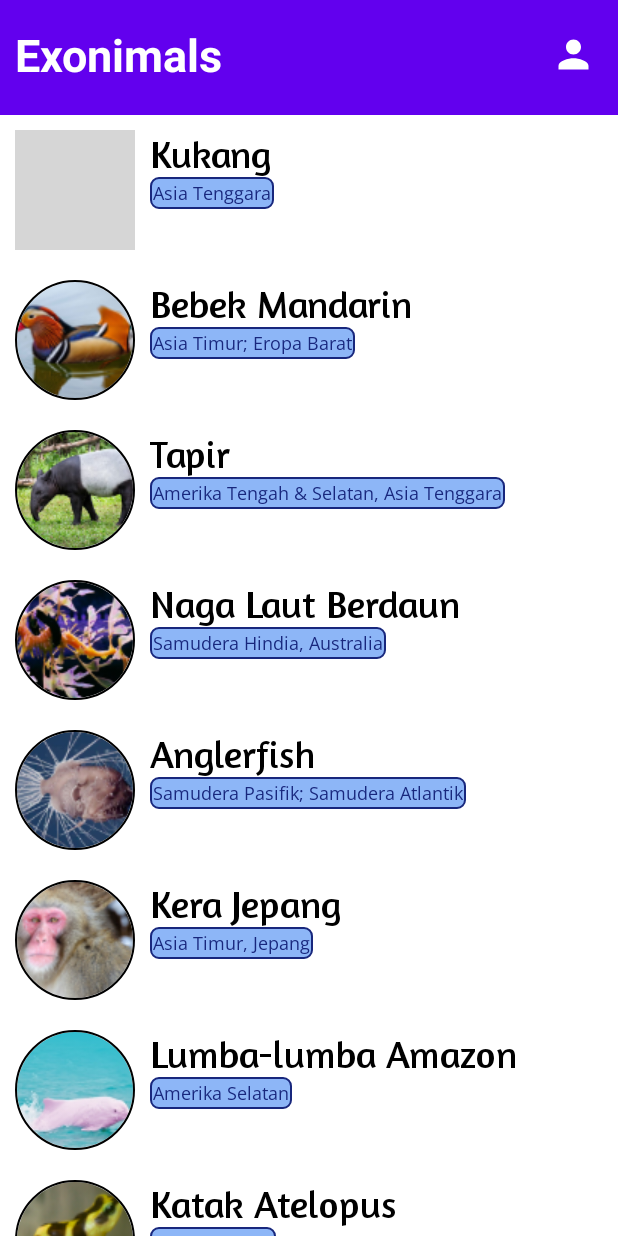
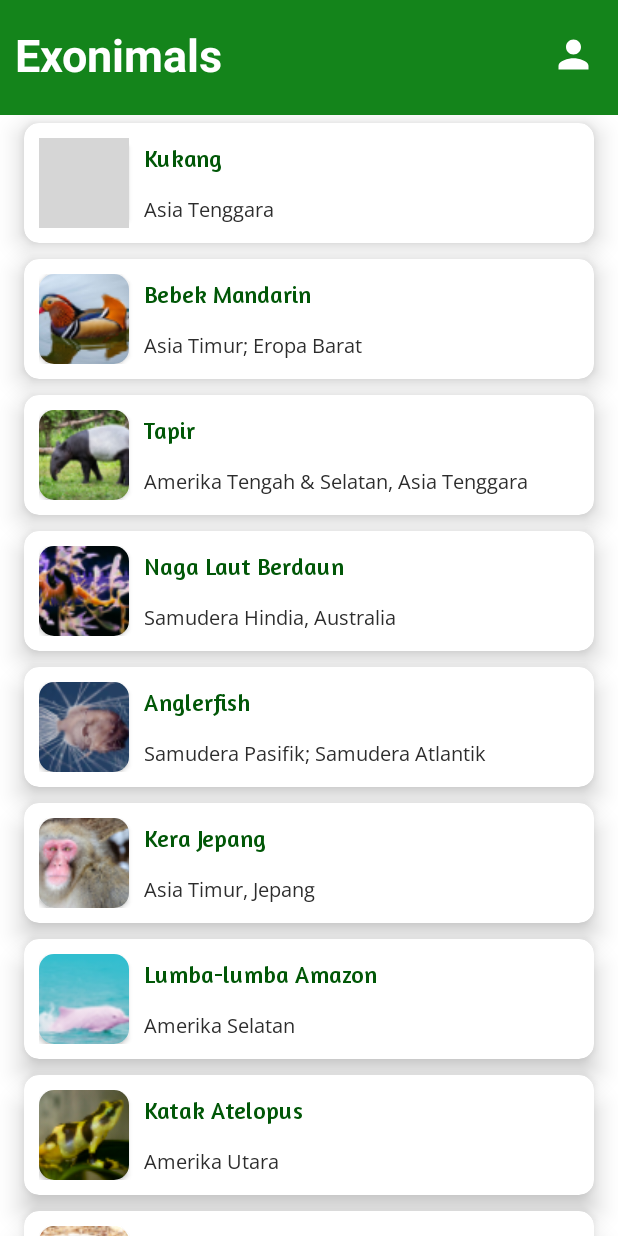
Before and after one commit to bayun2445/Exonimals, an Android app: the screen it shows after launch (MainActivity), on a phone screen of 412 x 824 dp. Run offline under Robolectric (Android 15) with nearby library versions, the phone set to English and light mode, and no system bars; our stand-ins replace Picasso; grey boxes are pictures that could not be loaded.

Commit message:
updated recycler view template & color scheme

```diff
--- a/app/build.gradle
+++ b/app/build.gradle
@@ -9,7 +9,7 @@ android {
 
     defaultConfig {
         applicationId "com.example.exonimals"
-        minSdk 27
+        minSdk 29
         targetSdk 32
         versionCode 1
         versionName "1.0"
--- a/app/src/main/res/drawable/bg_action_bar.xml
+++ b/app/src/main/res/drawable/bg_action_bar.xml
@@ -1,4 +1,4 @@
 <?xml version="1.0" encoding="utf-8"?>
 <shape xmlns:android="http://schemas.android.com/apk/res/android">
-    <solid android:color="@color/design_default_color_primary"/>
+    <solid android:color="@color/green_primary"/>
 </shape>
--- a/app/src/main/res/layout/item_list_animals.xml
+++ b/app/src/main/res/layout/item_list_animals.xml
@@ -1,43 +1,68 @@
 <?xml version="1.0" encoding="utf-8"?>
-<RelativeLayout xmlns:android="http://schemas.android.com/apk/res/android"
+<androidx.cardview.widget.CardView xmlns:android="http://schemas.android.com/apk/res/android"
+    xmlns:tools="http://schemas.android.com/tools"
     android:layout_width="match_parent"
-    android:layout_height="wrap_content"
+    android:layout_height="80dp"
+    app:contentPadding="10dp"
+    app:cardCornerRadius="10dp"
+    app:cardElevation="10dp"
+    android:layout_marginHorizontal="16dp"
+    android:layout_marginVertical="5dp"
     xmlns:app="http://schemas.android.com/apk/res-auto"
-    android:padding="10dp">
+    android:paddingHorizontal="20dp">
 
-    <de.hdodenhof.circleimageview.CircleImageView
-        android:id="@+id/img_photo"
-        android:layout_width="80dp"
-        android:layout_height="80dp"
-        android:src="@drawable/kukang"
-        app:civ_border_width="1dp"
-        app:civ_border_color="@color/black"/>
+    <androidx.constraintlayout.widget.ConstraintLayout
+        android:layout_width="match_parent"
+        android:layout_height="wrap_content">
 
-    <LinearLayout
-        android:layout_width="match_parent"
-        android:layout_height="wrap_content"
-        android:layout_marginStart="10dp"
-        android:layout_toEndOf="@+id/img_photo"
-        android:orientation="vertical">
+        <androidx.cardview.widget.CardView
+            android:id="@+id/img_photo_holder"
+            android:layout_width="wrap_content"
+            android:layout_height="wrap_content"
+            app:cardCornerRadius="10dp"
+            app:layout_constraintStart_toStartOf="parent"
+            app:layout_constraintTop_toTopOf="parent">
+
+            <ImageView
+                android:id="@+id/img_photo"
+                android:layout_width="60dp"
+                android:layout_height="62dp"
+                android:scaleType="centerCrop"
+                android:src="@drawable/kukang"
+                app:civ_border_color="@color/black"
+                app:civ_border_width="1dp"
+                app:layout_constraintBottom_toBottomOf="parent"
+                app:layout_constraintCircleRadius="10dp"
+                app:layout_constraintStart_toStartOf="parent"
+                app:layout_constraintTop_toTopOf="parent"
+                tools:ignore="ContentDescription,ImageContrastCheck" />
+
+        </androidx.cardview.widget.CardView>
 
         <TextView
             android:id="@+id/tv_name"
             android:layout_width="wrap_content"
             android:layout_height="wrap_content"
+            android:layout_marginStart="10dp"
+            android:layout_marginTop="3dp"
             android:fontFamily="@font/amaranth"
             android:text="@string/animal_name"
-            android:textSize="25sp"
-            android:textColor="@color/black"/>
+            android:textColor="@color/green_highlight_font"
+            android:textSize="16sp"
+            app:layout_constraintStart_toEndOf="@id/img_photo_holder"
+            app:layout_constraintTop_toTopOf="@id/img_photo_holder" />
 
         <TextView
             android:id="@+id/tv_habitat"
-            style="@style/Base.Widget.AppCompat.TextView.CustomHabitat"
             android:layout_width="wrap_content"
             android:layout_height="wrap_content"
+            android:layout_marginBottom="3dp"
             android:fontFamily="@font/open_sans_light"
+            android:textColor="@color/grey_body_font"
             android:text="@string/origin"
-            android:textSize="12sp" />
+            android:textSize="13sp"
+            app:layout_constraintBottom_toBottomOf="@id/img_photo_holder"
+            app:layout_constraintStart_toStartOf="@id/tv_name" />
 
-    </LinearLayout>
-
-</RelativeLayout>
+    </androidx.constraintlayout.widget.ConstraintLayout>
+</androidx.cardview.widget.CardView>
--- a/app/src/main/res/values/colors.xml
+++ b/app/src/main/res/values/colors.xml
@@ -7,4 +7,7 @@
     <color name="teal_700">#FF018786</color>
     <color name="black">#FF000000</color>
     <color name="white">#FFFFFFFF</color>
+    <color name="green_highlight_font">#015707</color>
+    <color name="grey_body_font">#2C2C2C</color>
+    <color name="green_primary">#14841B</color>
 </resources>
--- a/app/src/main/res/values/styles.xml
+++ b/app/src/main/res/values/styles.xml
@@ -19,10 +19,4 @@
         <item name="android:layout_width">40dp</item>
         <item name="android:layout_height">40dp</item>
     </style>
-
-    <style name="Base.Widget.AppCompat.TextView.CustomHabitat">
-        <item name="android:background">@drawable/bg_tv_habitat</item>
-        <item name="android:padding">2dp</item>
-        <item name="android:textColor">#18277d</item>
-    </style>
 </resources>
--- a/app/src/main/res/values/themes.xml
+++ b/app/src/main/res/values/themes.xml
@@ -2,15 +2,15 @@
     <!-- Base application theme. -->
     <style name="Theme.Exonimals" parent="Theme.MaterialComponents.DayNight.NoActionBar">
         <!-- Primary brand color. -->
-        <item name="colorPrimary">@color/purple_500</item>
-        <item name="colorPrimaryVariant">@color/purple_700</item>
+        <item name="colorPrimary">@color/green_primary</item>
+        <item name="colorPrimaryVariant">@color/green_highlight_font</item>
         <item name="colorOnPrimary">@color/white</item>
         <!-- Secondary brand color. -->
         <item name="colorSecondary">@color/teal_200</item>
         <item name="colorSecondaryVariant">@color/teal_700</item>
         <item name="colorOnSecondary">@color/black</item>
         <!-- Status bar color. -->
-        <item name="android:statusBarColor" >?attr/colorPrimaryVariant</item>
+        <item name="android:statusBarColor" >@color/green_primary</item>
         <!-- Customize your theme here. -->
     </style>
 </resources>
```
